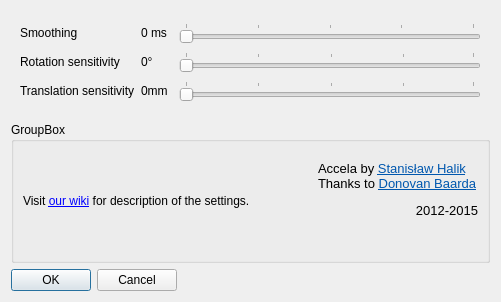
First picture: the form in ftnoir_filter_accela/ftnoir_accela_filtercontrols.ui, repository opentrack/opentrack, before the edit.
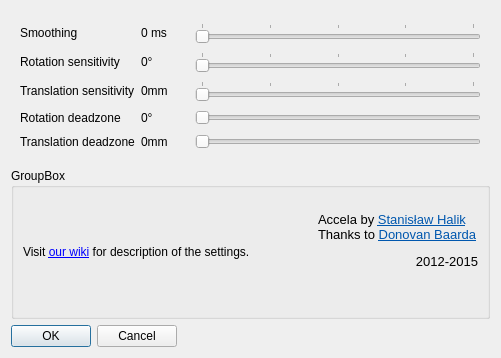
Second picture: the form after the edit. Icons and pictures are not drawn.

Commit message:
accela: reintroduce deadzone
Issue: #149

See https://imgur.com/a/BZO7N

```diff
--- a/ftnoir_filter_accela/ftnoir_accela_filtercontrols.ui
+++ b/ftnoir_filter_accela/ftnoir_accela_filtercontrols.ui
@@ -10,7 +10,7 @@
     <x>0</x>
     <y>0</y>
     <width>501</width>
-    <height>302</height>
+    <height>358</height>
    </rect>
   </property>
   <property name="windowTitle">
@@ -30,10 +30,23 @@
       <enum>QFrame::Raised</enum>
      </property>
      <layout class="QGridLayout" name="gridLayout_3">
+      <item row="3" column="0">
+       <widget class="QLabel" name="label">
+        <property name="sizePolicy">
+         <sizepolicy hsizetype="Preferred" vsizetype="Minimum">
+          <horstretch>0</horstretch>
+          <verstretch>0</verstretch>
+         </sizepolicy>
+        </property>
+        <property name="text">
+         <string>Translation sensitivity</string>
+        </property>
+       </widget>
+      </item>
       <item row="3" column="3">
        <widget class="QSlider" name="translation_slider">
         <property name="maximum">
-         <number>99</number>
+         <number>100</number>
         </property>
         <property name="pageStep">
          <number>5</number>
@@ -52,7 +65,7 @@
       <item row="1" column="3">
        <widget class="QSlider" name="rotation_slider">
         <property name="maximum">
-         <number>99</number>
+         <number>100</number>
         </property>
         <property name="pageStep">
          <number>5</number>
@@ -68,19 +81,6 @@
         </property>
        </widget>
       </item>
-      <item row="3" column="0">
-       <widget class="QLabel" name="label">
-        <property name="sizePolicy">
-         <sizepolicy hsizetype="Preferred" vsizetype="Minimum">
-          <horstretch>0</horstretch>
-          <verstretch>0</verstretch>
-         </sizepolicy>
-        </property>
-        <property name="text">
-         <string>Translation sensitivity</string>
-        </property>
-       </widget>
-      </item>
       <item row="1" column="0">
        <widget class="QLabel" name="lblSensYaw_6">
         <property name="sizePolicy">
@@ -98,11 +98,18 @@
         </property>
        </widget>
       </item>
+      <item row="0" column="0">
+       <widget class="QLabel" name="label_2">
+        <property name="text">
+         <string>Smoothing</string>
+        </property>
+       </widget>
+      </item>
       <item row="0" column="1">
        <widget class="QLabel" name="ewma_label">
         <property name="minimumSize">
          <size>
-          <width>32</width>
+          <width>48</width>
           <height>0</height>
          </size>
         </property>
@@ -118,20 +125,6 @@
         </property>
        </widget>
       </item>
-      <item row="0" column="0">
-       <widget class="QLabel" name="label_2">
-        <property name="text">
-         <string>Smoothing</string>
-        </property>
-       </widget>
-      </item>
-      <item row="3" column="1">
-       <widget class="QLabel" name="trans_gain">
-        <property name="text">
-         <string>0mm</string>
-        </property>
-       </widget>
-      </item>
       <item row="0" column="3">
        <widget class="QSlider" name="ewma_slider">
         <property name="maximum">
@@ -154,6 +147,61 @@
         </property>
        </widget>
       </item>
+      <item row="3" column="1">
+       <widget class="QLabel" name="trans_gain">
+        <property name="text">
+         <string>0mm</string>
+        </property>
+       </widget>
+      </item>
+      <item row="6" column="0">
+       <widget class="QLabel" name="label_6">
+        <property name="text">
+         <string>Translation deadzone</string>
+        </property>
+       </widget>
+      </item>
+      <item row="4" column="0">
+       <widget class="QLabel" name="label_4">
+        <property name="text">
+         <string>Rotation deadzone</string>
+        </property>
+       </widget>
+      </item>
+      <item row="4" column="3">
+       <widget class="QSlider" name="rot_dz_slider">
+        <property name="maximum">
+         <number>100</number>
+        </property>
+        <property name="orientation">
+         <enum>Qt::Horizontal</enum>
+        </property>
+       </widget>
+      </item>
+      <item row="4" column="1">
+       <widget class="QLabel" name="rot_dz">
+        <property name="text">
+         <string>0°</string>
+        </property>
+       </widget>
+      </item>
+      <item row="6" column="3">
+       <widget class="QSlider" name="trans_dz_slider">
+        <property name="maximum">
+         <number>100</number>
+        </property>
+        <property name="orientation">
+         <enum>Qt::Horizontal</enum>
+        </property>
+       </widget>
+      </item>
+      <item row="6" column="1">
+       <widget class="QLabel" name="trans_dz">
+        <property name="text">
+         <string>0mm</string>
+        </property>
+       </widget>
+      </item>
      </layout>
     </widget>
    </item>
```
The commit also changes 3 other files.
